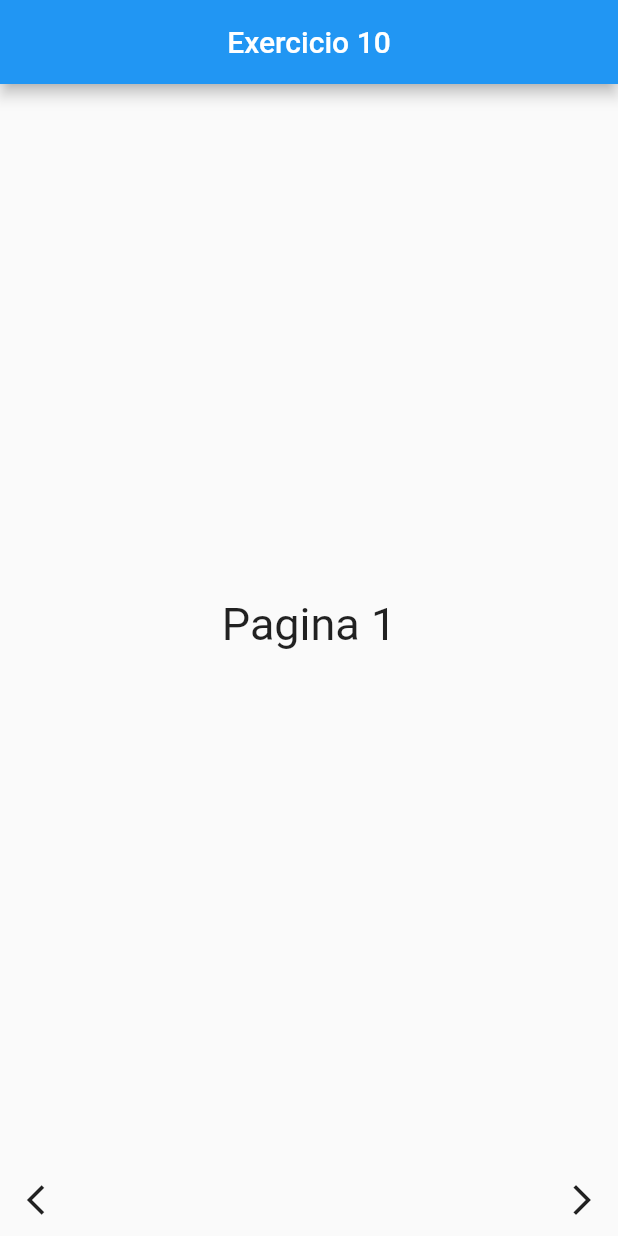
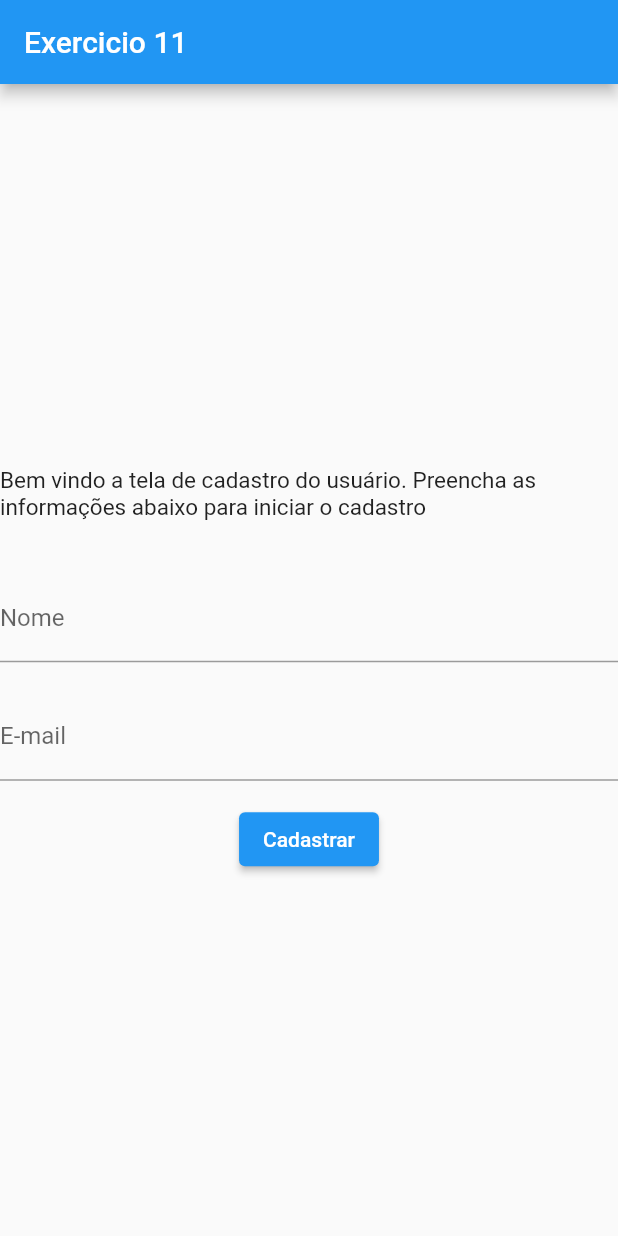
Before and after one commit to JasonRocha/FlutterAula1, a Flutter app: the screen it shows after launch, on a phone screen of 412 x 824 dp. Run offline on Flutter 3.47's test engine with Material 2 defaults, Android fonts, the light colour scheme and no system bars; our stand-ins replace validators; missing offline and left inert: dart:ffi, dart:html.

Commit message:
exercicio ate 11

```diff
--- /dev/null
+++ b/lib/ExemploProfessor/main.dart
@@ -0,0 +1,23 @@
+import 'package:flutter/material.dart';
+import 'package:flutteraula1/ExemploProfessor/screens/productDetail.dart';
+import 'package:flutteraula1/ExemploProfessor/screens/productList.dart';
+
+void main() {
+  runApp(MyApp());
+}
+
+class MyApp extends StatelessWidget {
+  const MyApp({super.key});
+
+  @override
+  Widget build(BuildContext context) {
+    return MaterialApp(
+      debugShowCheckedModeBanner: false,
+      initialRoute: "/",
+      routes: {
+        "/": (context) => ProductList(),
+        "/details": (context) => ProductDetail(),
+      },
+    );
+  }
+}
--- /dev/null
+++ b/lib/ExemploProfessor/models/productModel.dart
@@ -0,0 +1,8 @@
+class ProductModel {
+  String nome;
+  double valor;
+  String fabricante;
+  String unidadeMedida;
+
+  ProductModel({ required this.nome, required this.valor, required this.fabricante, required this.unidadeMedida});
+}
--- /dev/null
+++ b/lib/Exercicio1/Telas/Exercicio11.dart
@@ -0,0 +1,110 @@
+// ignore_for_file: prefer_const_constructors, sized_box_for_whitespace, prefer_final_fields, non_constant_identifier_names, unnecessary_this, unused_import, avoid_types_as_parameter_names
+
+import 'package:flutter/material.dart';
+import 'package:flutteraula1/Exercicio1/Telas/Exercicio11_2.dart';
+import 'package:flutteraula1/Models/Exercici11Model.dart';
+import 'package:validators/validators.dart' as validator;
+
+class Exercici11Model {
+  String nome;
+  String email;
+
+  Exercici11Model(this.nome, this.email);
+}
+
+class Exercicio11 extends StatefulWidget {
+  const Exercicio11({Key? key}) : super(key: key);
+
+  @override
+  State<Exercicio11> createState() => _Exercicio11State();
+}
+
+class _Exercicio11State extends State<Exercicio11> {
+  final _formKey = GlobalKey<FormState>();
+  final _nomeController = TextEditingController();
+  final _emailController = TextEditingController();
+
+  void _cadastrar() {
+    if (_formKey.currentState!.validate()) {
+      // Realizar o cadastro
+      Exercici11Model usuario =
+          Exercici11Model(_nomeController.text, _emailController.text);
+      Navigator.push(
+        context,
+        MaterialPageRoute(
+          builder: (context) => Exercicio11_2(usuario: usuario),
+        ),
+      );
+    }
+  }
+
+  @override
+  void dispose() {
+    _nomeController.dispose();
+    _emailController.dispose();
+    super.dispose();
+  }
+
+  Widget _fon(BuildContext context) {
+    return Form(
+      key: _formKey,
+      child: Center(
+        child: Column(
+          mainAxisAlignment: MainAxisAlignment.center,
+          children: [
+            Padding(
+              padding: const EdgeInsets.symmetric(vertical: 15),
+              child: Text(
+                'Bem vindo a tela de cadastro do usuário. Preencha as informações abaixo para iniciar o cadastro',
+                style: TextStyle(fontSize: 15),
+              ),
+            ),
+            SizedBox(
+              width: 500,
+              child: Padding(
+                padding: const EdgeInsets.symmetric(vertical: 20),
+                child: TextField(
+                  controller: _nomeController,
+                  decoration: InputDecoration(labelText: 'Nome'),
+                ),
+              ),
+            ),
+            SizedBox(
+              width: 500,
+              child: TextFormField(
+                controller: _emailController,
+                decoration: InputDecoration(labelText: 'E-mail'),
+                validator: (value) {
+                  if (value!.isEmpty) {
+                    return 'Por favor, insira o e-mail';
+                  }
+                  if (!value.contains('@')) {
+                    return 'Por favor, insira um e-mail válido';
+                  }
+                  return null;
+                },
+              ),
+            ),
+            Padding(
+              padding: const EdgeInsets.only(top: 15),
+              child: ElevatedButton(
+                onPressed: _cadastrar,
+                child: Text('Cadastrar'),
+              ),
+            ),
+          ],
+        ),
+      ),
+    );
+  }
+
+  @override
+  Widget build(BuildContext context) {
+    return Scaffold(
+      appBar: AppBar(
+        title: Text('Exercicio 11'),
+      ),
+      body: _fon(context),
+    );
+  }
+}
--- /dev/null
+++ b/lib/Exercicio1/Telas/main.dart
@@ -0,0 +1,22 @@
+import 'package:flutter/material.dart';
+import 'package:flutteraula1/Exercicio1/Telas/Exercicio11.dart';
+import 'package:flutteraula1/Exercicio1/Telas/Exercicio11_2.dart';
+
+void main() {
+  runApp(MyApp());
+}
+
+class MyApp extends StatelessWidget {
+  const MyApp({super.key});
+
+  @override
+  Widget build(BuildContext context) {
+    return MaterialApp(
+      debugShowCheckedModeBanner: false,
+      initialRoute: "/",
+      routes: {
+        "/": (context) => Exercicio11(),
+      },
+    );
+  }
+}
--- /dev/null
+++ b/lib/Models/Exercici11Model.dart
@@ -0,0 +1,6 @@
+class Exercici11model {
+  String nome;
+  String email;
+
+  Exercici11model({required this.nome, required this.email});
+}
--- a/lib/main.dart
+++ b/lib/main.dart
@@ -9,6 +9,7 @@ import 'package:flutteraula1/Exercicio1/Exercicio5.dart';
 import 'package:flutteraula1/Exercicio1/Exercicio6.dart';
 import 'package:flutteraula1/Exercicio1/Exercicio7.dart';
 import 'package:flutteraula1/Exercicio1/Exercicio8.dart';
+import 'package:flutteraula1/Exercicio1/Telas/Exercicio11.dart';
 import 'package:flutteraula1/Exercicio1/Telas/Exercicio10_1.dart';
 import 'package:flutteraula1/Exercicio1/Telas/Exercicio9.dart';
 import 'package:flutteraula1/Exercicio1/TesteCheckBoxListTile.dart';
@@ -26,7 +27,7 @@ class MyApp extends StatelessWidget {
   @override
   Widget build(BuildContext context) {
     return MaterialApp(
-      home: Exercicio10_1(),
+      home: Exercicio11(),
     );
   }
 }
```
Also changed, not shown: lib/ExemploProfessor/screens/productDetail.dart (added, +34 -0 lines), lib/ExemploProfessor/screens/productDetailWithParams.dart (added, +34 -0 lines), lib/ExemploProfessor/screens/productList.dart (added, +67 -0 lines), lib/Exercicio1/Telas/Exemplo.dart (added, +15 -0 lines), lib/Exercicio1/Telas/ExemploList.dart (added, +47 -0 lines), lib/Exercicio1/Telas/Exercicio11_2.dart (added, +35 -0 lines), lib/Exercicio1/teste.dart (added, +77 -0 lines), lib/Models/productModel.dart (added, +14 -0 lines), lib/Screens/productDetailWithParams.dart (added, +34 -0 lines).
